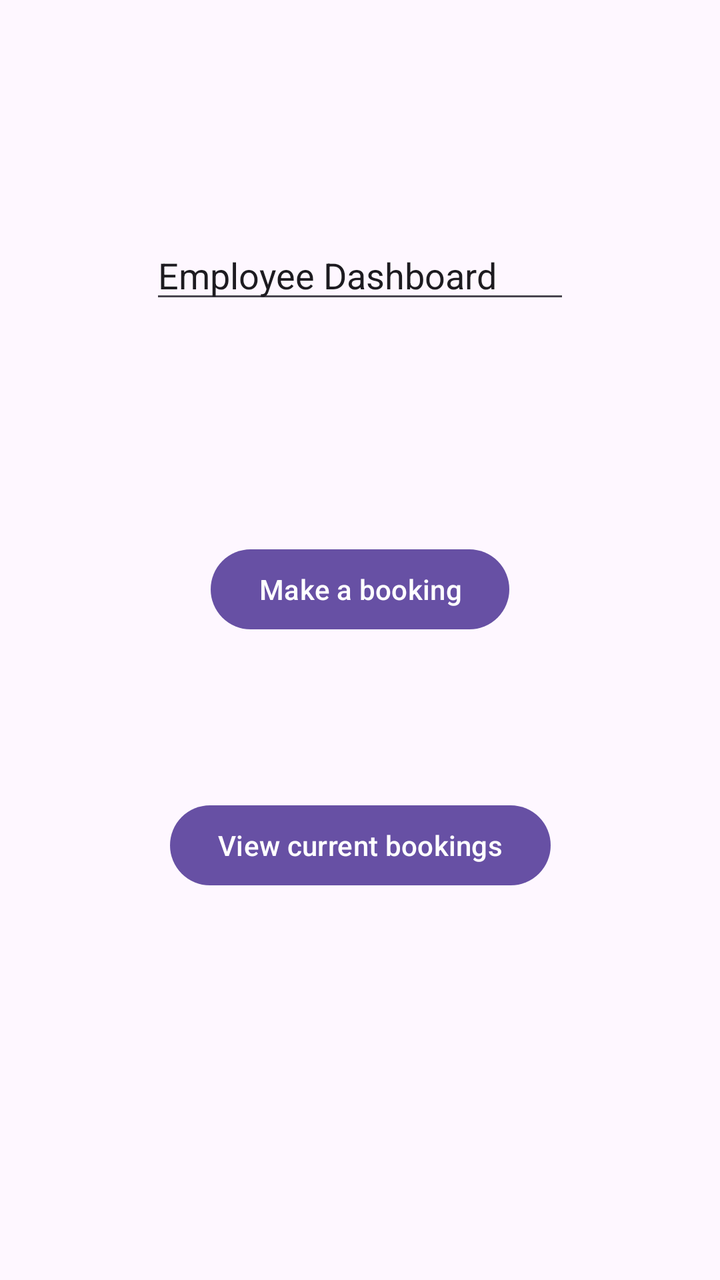
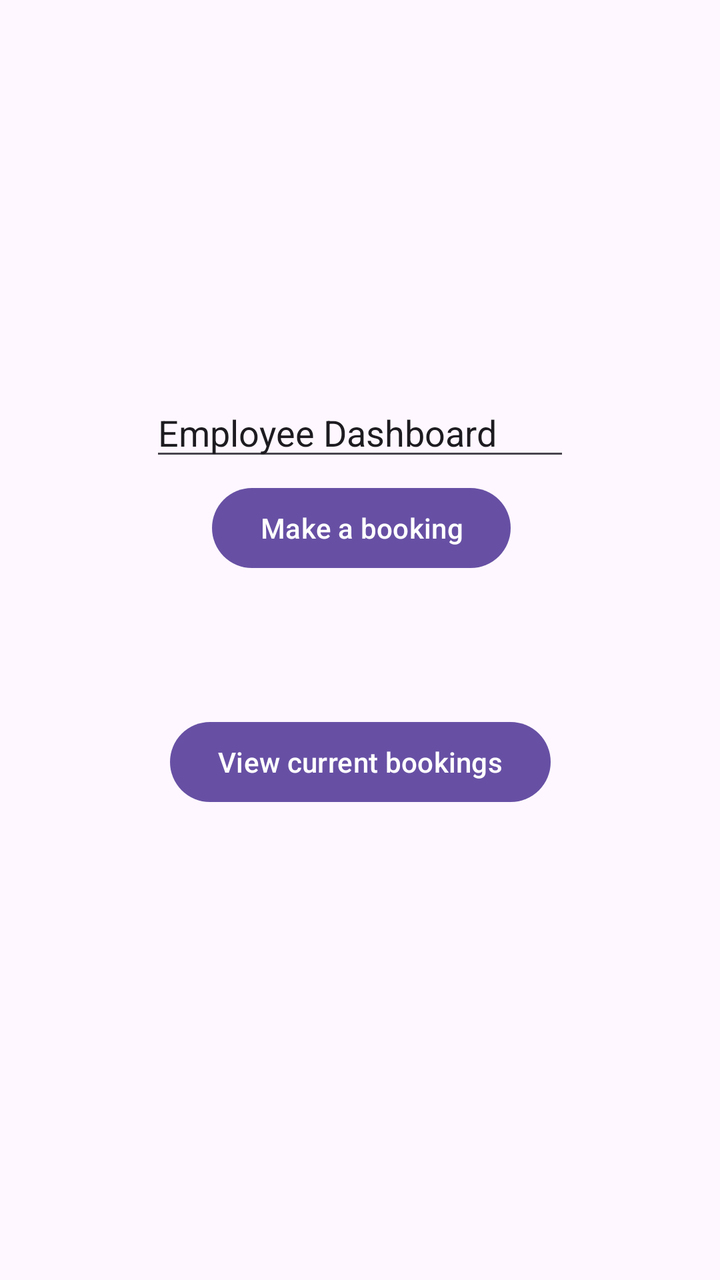

Two renders of the same Android screen: before a commit and after it. Below are the layout's source before the change and the commit's diff.
<!-- AndroidManifest.xml: application theme Theme.EmployeeBooking -->
<!-- res/layout/activity_employee_dashboard.xml -->
<?xml version="1.0" encoding="utf-8"?>
<androidx.constraintlayout.widget.ConstraintLayout xmlns:android="http://schemas.android.com/apk/res/android"
    xmlns:app="http://schemas.android.com/apk/res-auto"
    xmlns:tools="http://schemas.android.com/tools"
    android:id="@+id/main"
    android:layout_width="match_parent"
    android:layout_height="match_parent"
    tools:context=".employee_dashboard">

    <EditText
        android:id="@+id/editTextText3"
        android:layout_width="wrap_content"
        android:layout_height="wrap_content"
        android:layout_marginTop="156dp"
        android:layout_marginBottom="114dp"
        android:ems="10"
        android:inputType="text"
        android:text="Employee Dashboard"
        app:layout_constraintBottom_toTopOf="@+id/button2"
        app:layout_constraintEnd_toEndOf="parent"
        app:layout_constraintStart_toStartOf="parent"
        app:layout_constraintTop_toTopOf="parent" />

    <Button
        android:id="@+id/button2"
        android:layout_width="wrap_content"
        android:layout_height="wrap_content"
        android:layout_marginBottom="80dp"
        android:text="Make a booking"
        app:layout_constraintBottom_toTopOf="@+id/button3"
        app:layout_constraintEnd_toEndOf="parent"
        app:layout_constraintStart_toStartOf="parent"
        app:layout_constraintTop_toBottomOf="@+id/editTextText3" />

    <Button
        android:id="@+id/button3"
        android:layout_width="wrap_content"
        android:layout_height="wrap_content"
        android:layout_marginBottom="234dp"
        android:text="View current bookings"
        app:layout_constraintBottom_toBottomOf="parent"
        app:layout_constraintEnd_toEndOf="parent"
        app:layout_constraintStart_toStartOf="parent"
        app:layout_constraintTop_toBottomOf="@+id/button2" />
</androidx.constraintlayout.widget.ConstraintLayout>
<!-- resources referenced by this layout -->
<resources>
  <style name="Theme.EmployeeBooking" parent="Base.Theme.EmployeeBooking" />
  <style name="Base.Theme.EmployeeBooking" parent="Theme.Material3.DayNight.NoActionBar">
          
          
      </style>
</resources>

<!-- the commit's change to res/layout/activity_employee_dashboard.xml (unified diff, before → after) -->
@@ -11,35 +11,31 @@
         android:id="@+id/editTextText3"
         android:layout_width="wrap_content"
         android:layout_height="wrap_content"
-        android:layout_marginTop="156dp"
-        android:layout_marginBottom="114dp"
+        android:layout_marginTop="194dp"
         android:ems="10"
         android:inputType="text"
         android:text="Employee Dashboard"
-        app:layout_constraintBottom_toTopOf="@+id/button2"
         app:layout_constraintEnd_toEndOf="parent"
         app:layout_constraintStart_toStartOf="parent"
         app:layout_constraintTop_toTopOf="parent" />
 
     <Button
-        android:id="@+id/button2"
+        android:id="@+id/makebooking"
         android:layout_width="wrap_content"
         android:layout_height="wrap_content"
-        android:layout_marginBottom="80dp"
+        android:layout_marginEnd="20dp"
+        android:layout_marginBottom="69dp"
         android:text="Make a booking"
         app:layout_constraintBottom_toTopOf="@+id/button3"
-        app:layout_constraintEnd_toEndOf="parent"
-        app:layout_constraintStart_toStartOf="parent"
-        app:layout_constraintTop_toBottomOf="@+id/editTextText3" />
+        app:layout_constraintEnd_toEndOf="@+id/button3" />
 
     <Button
         android:id="@+id/button3"
         android:layout_width="wrap_content"
         android:layout_height="wrap_content"
-        android:layout_marginBottom="234dp"
+        android:layout_marginBottom="235dp"
         android:text="View current bookings"
         app:layout_constraintBottom_toBottomOf="parent"
         app:layout_constraintEnd_toEndOf="parent"
-        app:layout_constraintStart_toStartOf="parent"
-        app:layout_constraintTop_toBottomOf="@+id/button2" />
+        app:layout_constraintStart_toStartOf="parent" />
 </androidx.constraintlayout.widget.ConstraintLayout>
